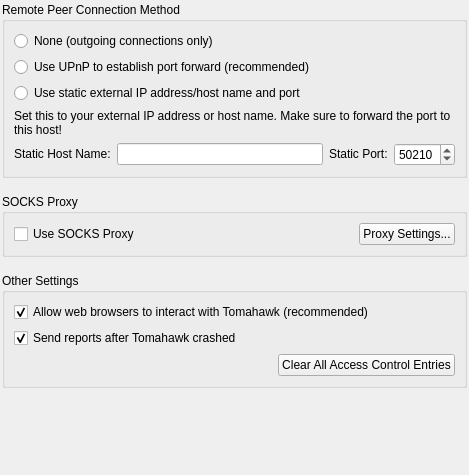
Above: src/Settings_Advanced.ui from tomahawk-player/tomahawk before the change. Below: the same form after it.
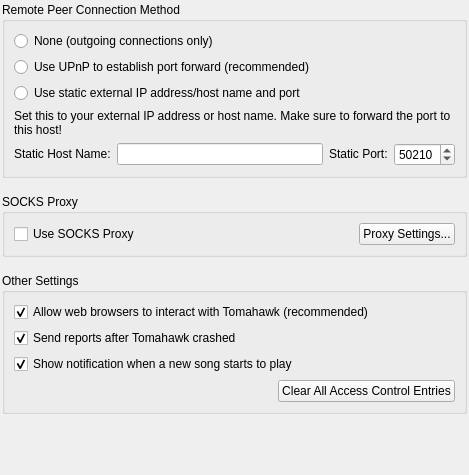
That is the form after the change.

Commit message:
Allow disabling song change notifications
This is a hack actually, it would be better to allow disabling plugins
in a generic way

What changed in the file:
```diff
--- a/src/Settings_Advanced.ui
+++ b/src/Settings_Advanced.ui
@@ -221,6 +221,16 @@
         </property>
        </widget>
       </item>
+      <item>
+       <widget class="QCheckBox" name="checkBoxSongChangeNotifications">
+        <property name="text">
+         <string>Show notification when a new song starts to play</string>
+        </property>
+        <property name="checked">
+         <bool>true</bool>
+        </property>
+       </widget>
+      </item>
       <item>
        <layout class="QHBoxLayout" name="aclEntryClearLayout">
         <item>
```
The commit also changes 4 other files.
